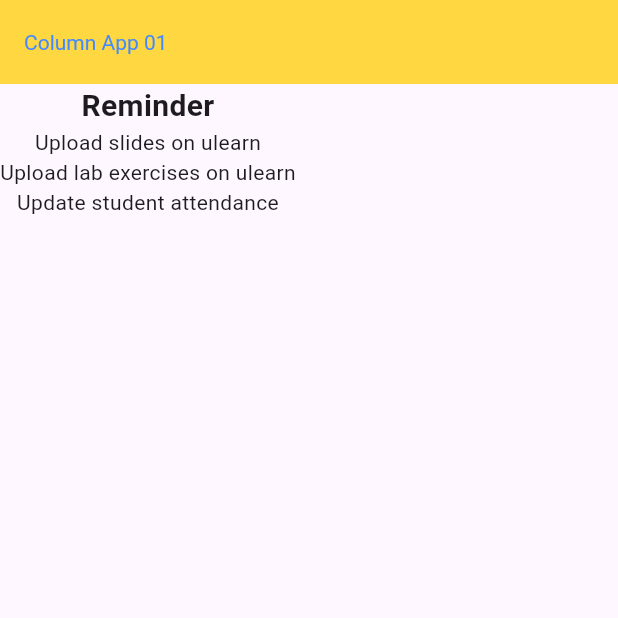
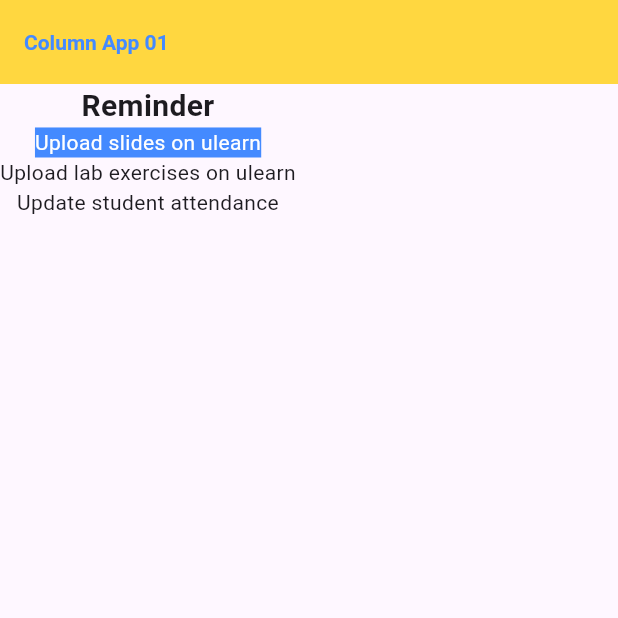
Before and after one commit to emalianakasmuri/wk02_columnapp01, a Flutter app: the screen it shows after launch, on a phone screen of 412 x 824 dp, the top half of it. Run offline on Flutter 3.47's test engine with Material 3 defaults, Android fonts, the phone set to English and light mode, and no system bars.

Commit message:
Update documentation style

```diff
--- a/lib/main.dart
+++ b/lib/main.dart
@@ -1,26 +1,24 @@
 import 'package:flutter/material.dart';
-/**
- * Purpose:
- * This app display a set of text using a column.
- */
 
-/**
- * Main entry poin to the app
- */
+/// BITP 3453 Mobile Application Development
+/// Lecture 02
+///
+/// Purpose:
+/// This app display a set of text using a column.
+
+
+/// Main entry point to the app
 void main() {
 
   // Instantiate and run the app
-  runApp(ColumnApp01());
+  runApp(const ColumnApp01());
 }
 
-/**
- * Class that represents the app
- */
+/// Class that represents the app
 class ColumnApp01 extends StatelessWidget {
+  const ColumnApp01({super.key});
 
-  /**
-   * This method creates the UI
-   */
+  /// This method creates the UI
   @override
   Widget build(BuildContext context) {
 
@@ -29,31 +27,44 @@ class ColumnApp01 extends StatelessWidget {
       // Scaffold: lay the UI widget on screen
       home: Scaffold (
 
-        // AppBar defintion with style
+        // AppBar definition with style
         appBar: AppBar(
-          title: Text("Column App 01"),
-          backgroundColor: Colors.amberAccent,
-          titleTextStyle: TextStyle(
+          title: const Text("Column App 01"),
+
+          // Styling the text
+          titleTextStyle: const TextStyle(
             color: Colors.blueAccent,
-            fontWeight: FontWeight.w400
-          )
+            fontWeight: FontWeight.bold
+          ),
+          backgroundColor: Colors.amberAccent
         ),
 
         // Column definition
-        body: Column(
+        body: const Column(
+
+          // Define the main axis alignment
+          mainAxisAlignment: MainAxisAlignment.start,
 
           // Data is filled in the column.  Data is wrapped in Text widgets
           children: <Widget> [
             Text(
               "Reminder",
 
+              // Styling the reminder
               style: TextStyle(
                 fontSize: 20,
                 fontWeight: FontWeight.bold,
               ),
             ),
 
-            Text("Upload slides on ulearn"),
+            // Styling the first record
+            Text(
+                "Upload slides on ulearn",
+              style: TextStyle(
+                color: Colors.white,
+                backgroundColor: Colors.blueAccent,
+              ),
+            ),
             Text("Upload lab exercises on ulearn"),
             Text("Update student attendance"),
           ],
```
Also changed, not shown: pubspec.lock, 1 other file.
